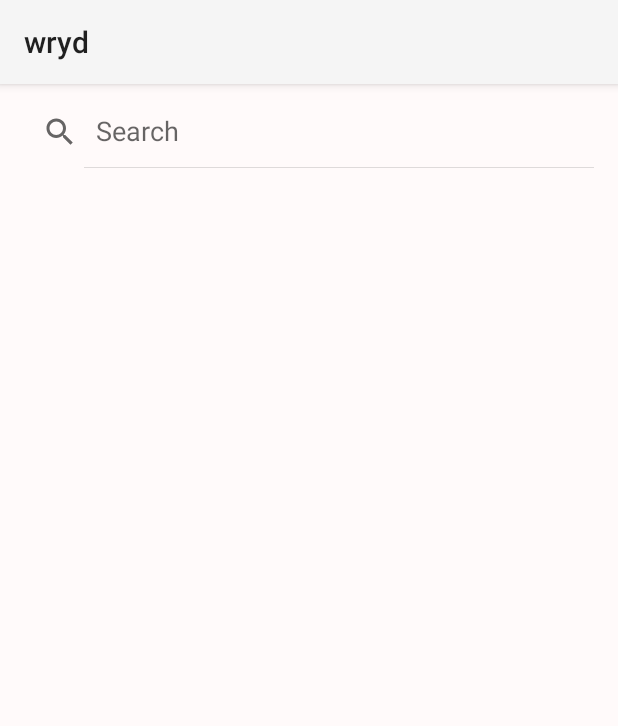
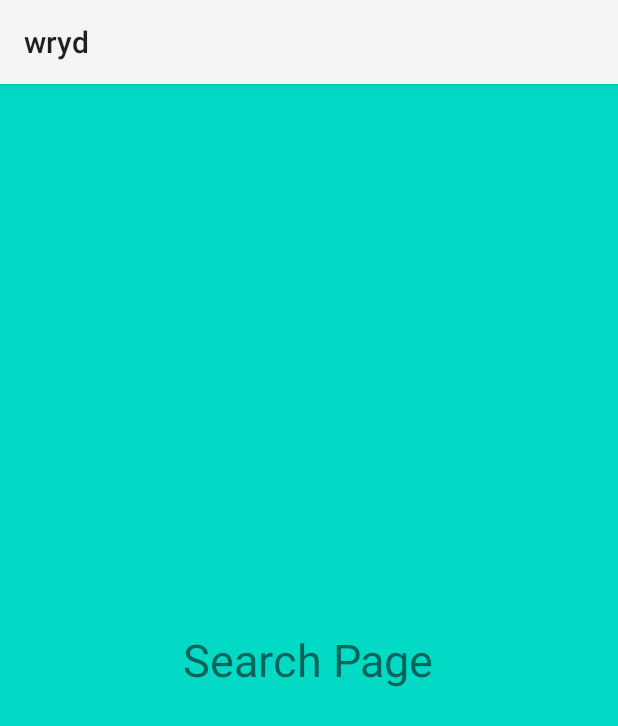
Before and after one commit to wryd-live/wryd, an Android app: the fragment search shown on its own in the app's theme, on a phone screen of 412 x 824 dp. Shown: the top 726 px of the screen. Run offline under Robolectric (Android 15) with nearby library versions, the phone set to English and light mode, and no system bars.

Commit message:
Revert "add"
This reverts commit 702a027a41268fc397c12905c4d6d0fe659544d8.

```diff
--- a/app/src/main/res/layout/fragment_search.xml
+++ b/app/src/main/res/layout/fragment_search.xml
@@ -1,41 +1,17 @@
 <?xml version="1.0" encoding="utf-8"?>
 <FrameLayout xmlns:android="http://schemas.android.com/apk/res/android"
-    xmlns:app="http://schemas.android.com/apk/res-auto"
     xmlns:tools="http://schemas.android.com/tools"
     android:layout_width="match_parent"
     android:layout_height="match_parent"
-    android:background="@color/snow"
-    tools:context=".ui.search">
+    tools:context=".ui.search"
+    android:background="@color/teal_200">
 
     <!-- TODO: Update blank fragment layout -->
+    <TextView
+        android:layout_width="wrap_content"
+        android:layout_height="wrap_content"
+        android:layout_gravity="center"
+        android:text="Search Page"
+        android:textSize="30dp"/>
 
-
-    <androidx.constraintlayout.widget.ConstraintLayout
-        android:layout_width="match_parent"
-        android:layout_height="match_parent">
-
-        <SearchView
-            android:id="@+id/searchView"
-            android:layout_width="0dp"
-            android:layout_height="wrap_content"
-            android:queryHint="Search"
-            android:iconifiedByDefault="false"
-            android:layout_marginStart="8dp"
-            android:layout_marginTop="8dp"
-            android:layout_marginEnd="8dp"
-            app:layout_constraintEnd_toEndOf="parent"
-            app:layout_constraintStart_toStartOf="parent"
-            app:layout_constraintTop_toTopOf="parent" />
-
-        <ListView
-            android:id="@+id/listView"
-            android:layout_width="0dp"
-            android:layout_height="wrap_content"
-            android:layout_marginStart="8dp"
-            android:layout_marginTop="8dp"
-            android:layout_marginEnd="8dp"
-            app:layout_constraintEnd_toEndOf="parent"
-            app:layout_constraintStart_toStartOf="parent"
-            app:layout_constraintTop_toBottomOf="@+id/searchView" />
-    </androidx.constraintlayout.widget.ConstraintLayout>
 </FrameLayout>
```
Also changed, not shown: app/src/main/java/com/wrydhub/wryd/wrydapp/MainActivity.java (+12 -88 lines), app/src/main/res/layout/viewprofile.xml (deleted, +0 -126 lines).
